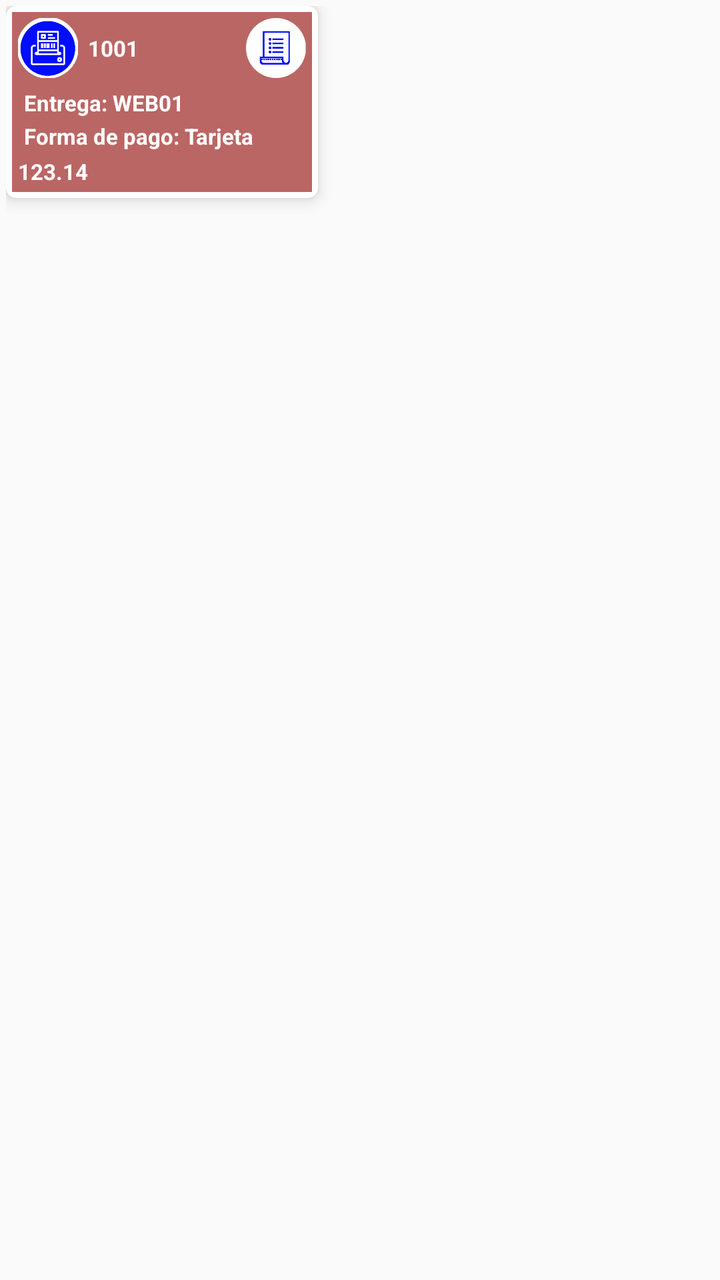
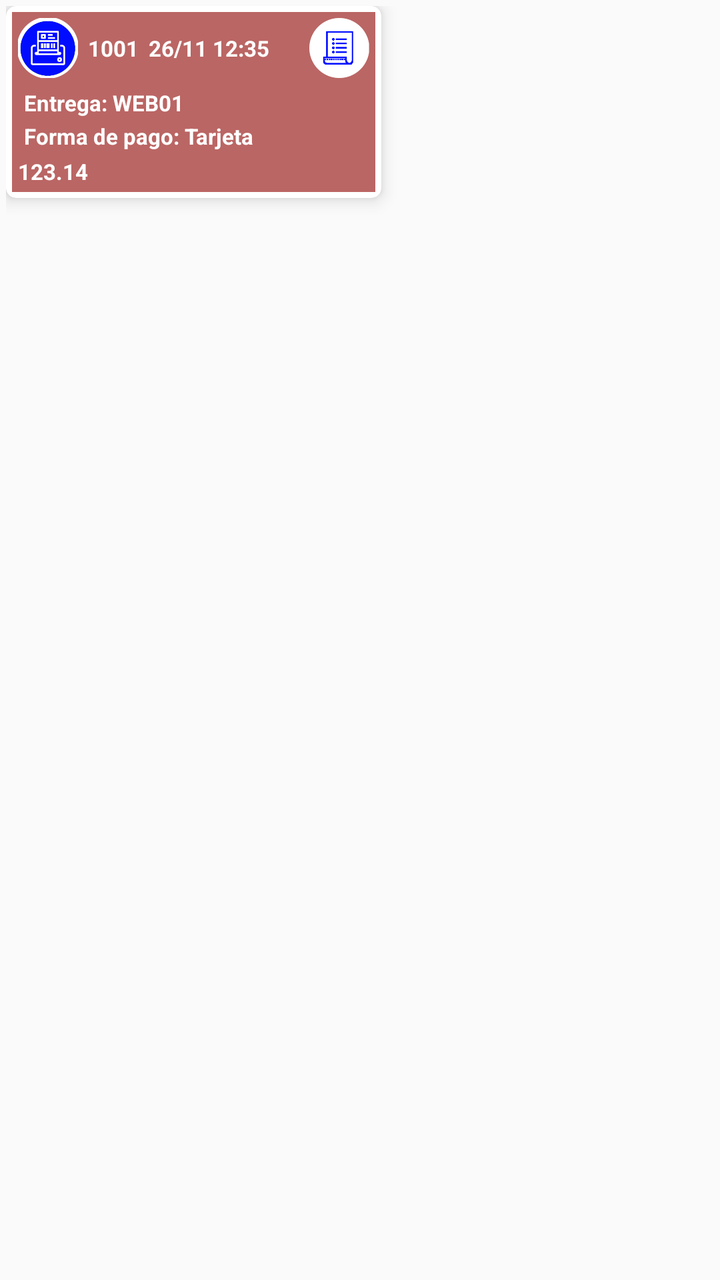

An Android layout rendered at two revisions. The XML below is the earlier revision; the diff shows what the commit changed to produce the second picture.
<!-- AndroidManifest.xml: application theme AppTheme -->
<!-- res/layout/pedidos_cardview.xml -->
<?xml version="1.0" encoding="utf-8"?>
<LinearLayout xmlns:android="http://schemas.android.com/apk/res/android"
    xmlns:app="http://schemas.android.com/apk/res-auto"
    android:layout_width="wrap_content"
    android:layout_height="wrap_content"
    android:background="@color/transparente"
    android:padding="3dp">

    <androidx.cardview.widget.CardView
        android:id="@+id/cv"
        android:layout_width="wrap_content"
        android:layout_height="wrap_content"
        app:cardCornerRadius="5dp"
        app:cardElevation="5dp">

        <LinearLayout
            android:id="@+id/laySel"
            android:layout_width="wrap_content"
            android:layout_height="wrap_content"
            android:layout_gravity="center"
            android:orientation="vertical"
            android:padding="3dp">

            <LinearLayout
                android:id="@+id/fondo"
                android:layout_width="wrap_content"
                android:layout_height="wrap_content"
                android:minWidth="@dimen/vc_text_minwidth"
                android:background="@color/mesaOcupada"
                android:orientation="vertical">

                
                <LinearLayout
                    android:layout_width="match_parent"
                    android:layout_height="wrap_content"
                    android:orientation="horizontal"
                    android:padding="3dp">

                    <androidx.appcompat.widget.AppCompatImageView
                        android:id="@+id/ivMesa"
                        android:layout_width="@dimen/icon_small_size"
                        android:layout_height="@dimen/icon_small_size"
                        android:layout_gravity="left"
                        android:background="@drawable/bar_printer_azul" />

                    <TextView
                        android:id="@+id/numero"
                        android:layout_width="0dp"
                        android:layout_weight="1"
                        android:layout_height="wrap_content"
                        android:layout_gravity="center_vertical"
                        android:layout_marginLeft="5dp"
                        android:gravity="left|center_vertical"
                        android:text="1001"
                        android:textColor="@color/textoBlanco"
                        android:textSize="@dimen/text_actionbar"
                        android:textStyle="bold" />

                    <androidx.appcompat.widget.AppCompatImageView
                        android:id="@+id/ivEstado"
                        android:layout_width="@dimen/icon_small_size"
                        android:layout_height="@dimen/icon_small_size"
                        android:layout_gravity="center_vertical"
                        android:layout_marginLeft="20dp"
                        android:background="@drawable/bar_tiquet" />
                </LinearLayout>

                
                <TextView
                    android:id="@+id/tvCodptoWeb"
                    android:layout_width="match_parent"
                    android:layout_height="wrap_content"
                    android:paddingLeft="6dp"
                    android:paddingRight="6dp"
                    android:paddingTop="2dp"
                    android:gravity="left"
                    android:text="Entrega: WEB01"
                    android:textColor="@color/textoBlanco"
                    android:textSize="@dimen/text_actionbar"
                    android:textStyle="bold"
                    android:maxLines="2" />

                
                <TextView
                    android:id="@+id/tvFpagoWeb"
                    android:layout_width="match_parent"
                    android:layout_height="wrap_content"
                    android:paddingLeft="6dp"
                    android:paddingRight="6dp"
                    android:paddingTop="2dp"
                    android:gravity="left"
                    android:text="Forma de pago: Tarjeta"
                    android:textColor="@color/textoBlanco"
                    android:textSize="@dimen/text_actionbar"
                    android:textStyle="bold"
                    android:maxLines="2" />

                
                <TextView
                    android:id="@+id/importe"
                    android:layout_width="match_parent"
                    android:layout_height="wrap_content"
                    android:padding="3dp"
                    android:gravity="left"
                    android:text="123.14"
                    android:textColor="@color/textoBlanco"
                    android:textSize="@dimen/text_actionbar"
                    android:textStyle="bold" />

            </LinearLayout>
        </LinearLayout>
    </androidx.cardview.widget.CardView>

</LinearLayout>
<!-- resources referenced by this layout -->
<resources>
  <color name="mesaOcupada">#ba6664</color>
  <color name="textoBlanco">#ffffff</color>
  <color name="transparente">#00ffffff</color>
  <dimen name="icon_small_size">30dp</dimen>
  <dimen name="text_actionbar">11sp</dimen>
  <dimen name="vc_text_minwidth">150dp</dimen>
  <!-- drawable bar_printer_azul: png bitmap (drawable, 25248 bytes) -->
  <!-- drawable bar_tiquet: png bitmap (drawable, 7783 bytes) -->
  <style name="AppTheme" parent="Theme.AppCompat.Light.DarkActionBar">
          
          <item name="colorPrimary">@color/colorPrimary</item>
          <item name="colorPrimaryDark">@color/colorPrimaryDark</item>
          <item name="colorAccent">@color/colorAccent</item>
      </style>
  <color name="colorPrimary">#3F51B5</color>
  <color name="colorPrimaryDark">#303F9F</color>
  <color name="colorAccent">#ff5600</color>
</resources>

<!-- the commit's change to res/layout/pedidos_cardview.xml (unified diff, before → after) -->
@@ -52,6 +52,18 @@
                         android:layout_marginLeft="5dp"
                         android:gravity="left|center_vertical"
                         android:text="1001"
+                        android:textColor="@color/textoBlanco"
+                        android:textSize="@dimen/text_actionbar"
+                        android:textStyle="bold" />
+
+                    <TextView
+                        android:id="@+id/tvFechaHora"
+                        android:layout_width="wrap_content"
+                        android:layout_height="wrap_content"
+                        android:layout_gravity="center_vertical"
+                        android:layout_marginLeft="5dp"
+                        android:gravity="center"
+                        android:text="26/11 12:35"
                         android:textColor="@color/textoBlanco"
                         android:textSize="@dimen/text_actionbar"
                         android:textStyle="bold" />
